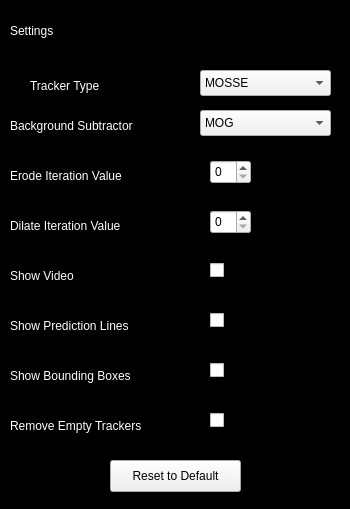
colbytimm/SwiftWatch, file SwiftWatch/settings.ui: the form before one commit.
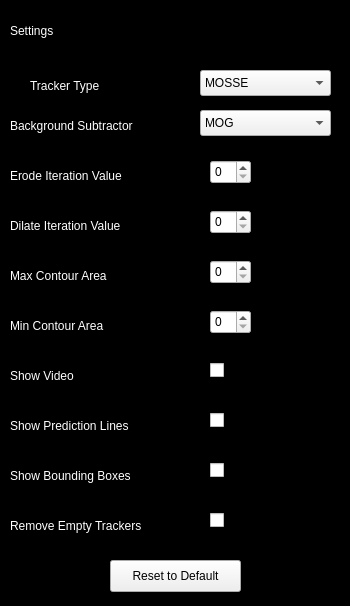
The form after the commit.

Commit message:
Added min and max contour area in settings
Haven't been implemented yet, therefore btns are still "dumb"

```diff
--- a/SwiftWatch/settings.ui
+++ b/SwiftWatch/settings.ui
@@ -7,7 +7,7 @@
     <x>0</x>
     <y>0</y>
     <width>350</width>
-    <height>509</height>
+    <height>606</height>
    </rect>
   </property>
   <property name="windowTitle">
@@ -182,7 +182,7 @@
    <property name="geometry">
     <rect>
      <x>110</x>
-     <y>460</y>
+     <y>560</y>
      <width>131</width>
      <height>32</height>
     </rect>
@@ -195,7 +195,7 @@
    <property name="geometry">
     <rect>
      <x>10</x>
-     <y>260</y>
+     <y>360</y>
      <width>171</width>
      <height>31</height>
     </rect>
@@ -215,7 +215,7 @@
    <property name="geometry">
     <rect>
      <x>10</x>
-     <y>310</y>
+     <y>410</y>
      <width>171</width>
      <height>31</height>
     </rect>
@@ -235,7 +235,7 @@
    <property name="geometry">
     <rect>
      <x>10</x>
-     <y>360</y>
+     <y>460</y>
      <width>171</width>
      <height>31</height>
     </rect>
@@ -255,7 +255,7 @@
    <property name="geometry">
     <rect>
      <x>210</x>
-     <y>260</y>
+     <y>360</y>
      <width>87</width>
      <height>20</height>
     </rect>
@@ -268,7 +268,7 @@
    <property name="geometry">
     <rect>
      <x>210</x>
-     <y>310</y>
+     <y>410</y>
      <width>87</width>
      <height>20</height>
     </rect>
@@ -281,7 +281,7 @@
    <property name="geometry">
     <rect>
      <x>210</x>
-     <y>360</y>
+     <y>460</y>
      <width>87</width>
      <height>20</height>
     </rect>
@@ -294,7 +294,7 @@
    <property name="geometry">
     <rect>
      <x>10</x>
-     <y>410</y>
+     <y>510</y>
      <width>181</width>
      <height>31</height>
     </rect>
@@ -314,7 +314,7 @@
    <property name="geometry">
     <rect>
      <x>210</x>
-     <y>410</y>
+     <y>510</y>
      <width>87</width>
      <height>20</height>
     </rect>
@@ -323,6 +323,66 @@
     <string>Enable</string>
    </property>
   </widget>
+  <widget class="QSpinBox" name="min_contour_area">
+   <property name="geometry">
+    <rect>
+     <x>210</x>
+     <y>310</y>
+     <width>41</width>
+     <height>24</height>
+    </rect>
+   </property>
+  </widget>
+  <widget class="QSpinBox" name="max_contour_area">
+   <property name="geometry">
+    <rect>
+     <x>210</x>
+     <y>260</y>
+     <width>41</width>
+     <height>24</height>
+    </rect>
+   </property>
+  </widget>
+  <widget class="QLabel" name="min_value">
+   <property name="geometry">
+    <rect>
+     <x>10</x>
+     <y>310</y>
+     <width>171</width>
+     <height>31</height>
+    </rect>
+   </property>
+   <property name="styleSheet">
+    <string notr="true">QLabel#min_value {
+	color: white;
+	font: 15pt &quot;Comic Sans MS&quot;;
+	qproperty-alignment: AlignRight;
+}</string>
+   </property>
+   <property name="text">
+    <string>Min Contour Area</string>
+   </property>
+  </widget>
+  <widget class="QLabel" name="max_value">
+   <property name="geometry">
+    <rect>
+     <x>10</x>
+     <y>260</y>
+     <width>171</width>
+     <height>31</height>
+    </rect>
+   </property>
+   <property name="styleSheet">
+    <string notr="true">QLabel#max_value {
+	color: white;
+	font: 15pt &quot;Comic Sans MS&quot;;
+	qproperty-alignment: AlignRight;
+}</string>
+   </property>
+   <property name="text">
+    <string>Max Contour Area</string>
+   </property>
+  </widget>
  </widget>
  <resources/>
  <connections/>
```
The commit also changes 3 other files.
